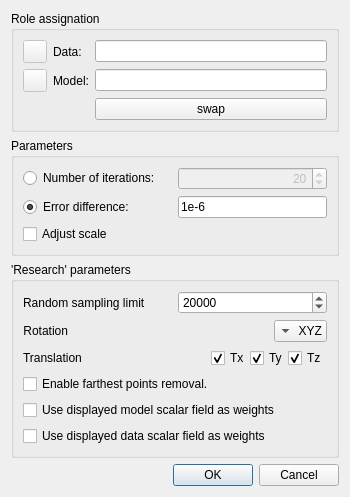
Qt form qCC/ui_templates/registrationDlg.ui (archeos/cloudcompare-archeos) before a commit.
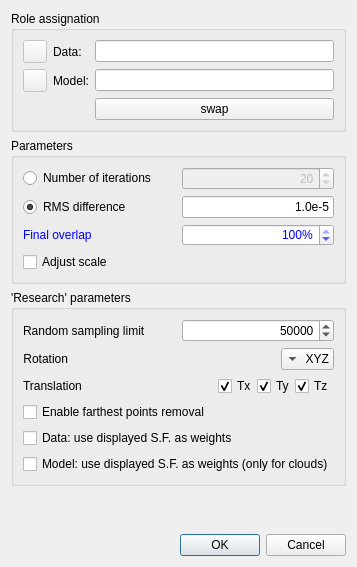
The same form after that commit.

```diff
--- a/qCC/ui_templates/registrationDlg.ui
+++ b/qCC/ui_templates/registrationDlg.ui
@@ -7,7 +7,7 @@
     <x>0</x>
     <y>0</y>
     <width>350</width>
-    <height>463</height>
+    <height>567</height>
    </rect>
   </property>
   <property name="windowTitle">
@@ -146,7 +146,7 @@
               <string>By chosing this criterion, you can control the computation time.</string>
              </property>
              <property name="text">
-              <string>Number of iterations:</string>
+              <string>Number of iterations</string>
              </property>
             </widget>
            </item>
@@ -188,7 +188,7 @@
               <string>By chosing this criterion, you can control the quality of the result.</string>
              </property>
              <property name="text">
-              <string>Error difference:</string>
+              <string>RMS difference</string>
              </property>
              <property name="checked">
               <bool>true</bool>
@@ -213,7 +213,55 @@
               <enum>Qt::RightToLeft</enum>
              </property>
              <property name="text">
-              <string>1e-6</string>
+              <string>1.0e-5</string>
+             </property>
+             <property name="alignment">
+              <set>Qt::AlignRight|Qt::AlignTrailing|Qt::AlignVCenter</set>
+             </property>
+            </widget>
+           </item>
+          </layout>
+         </item>
+         <item>
+          <layout class="QHBoxLayout" name="horizontalLayout_6">
+           <item>
+            <widget class="QLabel" name="label_4">
+             <property name="toolTip">
+              <string>Rough estimation of the final overlap ratio of the data cloud (the smaller, the better the initial registration should be!)</string>
+             </property>
+             <property name="styleSheet">
+              <string notr="true">color: blue;</string>
+             </property>
+             <property name="text">
+              <string>Final overlap</string>
+             </property>
+            </widget>
+           </item>
+           <item>
+            <widget class="QSpinBox" name="overlapSpinBox">
+             <property name="toolTip">
+              <string>Rough estimation of the final overlap ratio of the data cloud (the smaller, the better the initial registration should be!)</string>
+             </property>
+             <property name="styleSheet">
+              <string notr="true">color: blue;</string>
+             </property>
+             <property name="alignment">
+              <set>Qt::AlignRight|Qt::AlignTrailing|Qt::AlignVCenter</set>
+             </property>
+             <property name="suffix">
+              <string>%</string>
+             </property>
+             <property name="minimum">
+              <number>1</number>
+             </property>
+             <property name="maximum">
+              <number>100</number>
+             </property>
+             <property name="singleStep">
+              <number>10</number>
+             </property>
+             <property name="value">
+              <number>100</number>
              </property>
             </widget>
            </item>
@@ -255,6 +303,9 @@
              <property name="toolTip">
               <string>Above this limit, clouds are randomly resampled at each iteration</string>
              </property>
+             <property name="alignment">
+              <set>Qt::AlignRight|Qt::AlignTrailing|Qt::AlignVCenter</set>
+             </property>
              <property name="maximum">
               <number>1000000000</number>
              </property>
@@ -262,7 +313,7 @@
               <number>10000</number>
              </property>
              <property name="value">
-              <number>20000</number>
+              <number>50000</number>
              </property>
             </widget>
            </item>
@@ -424,21 +475,24 @@
             <string>Chose this option to remove points that are likely to disturb the registration during the computation.</string>
            </property>
            <property name="text">
-            <string>Enable farthest points removal.</string>
-           </property>
-          </widget>
-         </item>
-         <item>
-          <widget class="QCheckBox" name="checkBoxUseModelSFAsWeights">
-           <property name="text">
-            <string>Use displayed model scalar field as weights</string>
+            <string>Enable farthest points removal</string>
            </property>
           </widget>
          </item>
          <item>
           <widget class="QCheckBox" name="checkBoxUseDataSFAsWeights">
            <property name="text">
-            <string>Use displayed data scalar field as weights</string>
+            <string>Data: use displayed S.F. as weights</string>
+           </property>
+          </widget>
+         </item>
+         <item>
+          <widget class="QCheckBox" name="checkBoxUseModelSFAsWeights">
+           <property name="toolTip">
+            <string>&lt;html&gt;&lt;head/&gt;&lt;body&gt;&lt;p&gt;Use the displayed scalar field as weights (the bigger its associated scalar value/weight is, the more influence the point will have).&lt;/p&gt;&lt;p&gt;Note that only absolute distances are considered (i.e. minimal weight is 0).&lt;/p&gt;&lt;p&gt;Weights are automatically normalized.&lt;/p&gt;&lt;/body&gt;&lt;/html&gt;</string>
+           </property>
+           <property name="text">
+            <string>Model: use displayed S.F. as weights (only for clouds)</string>
            </property>
           </widget>
          </item>
```
Left out of the diff: 24 changed lines with no effect on the pictures.
